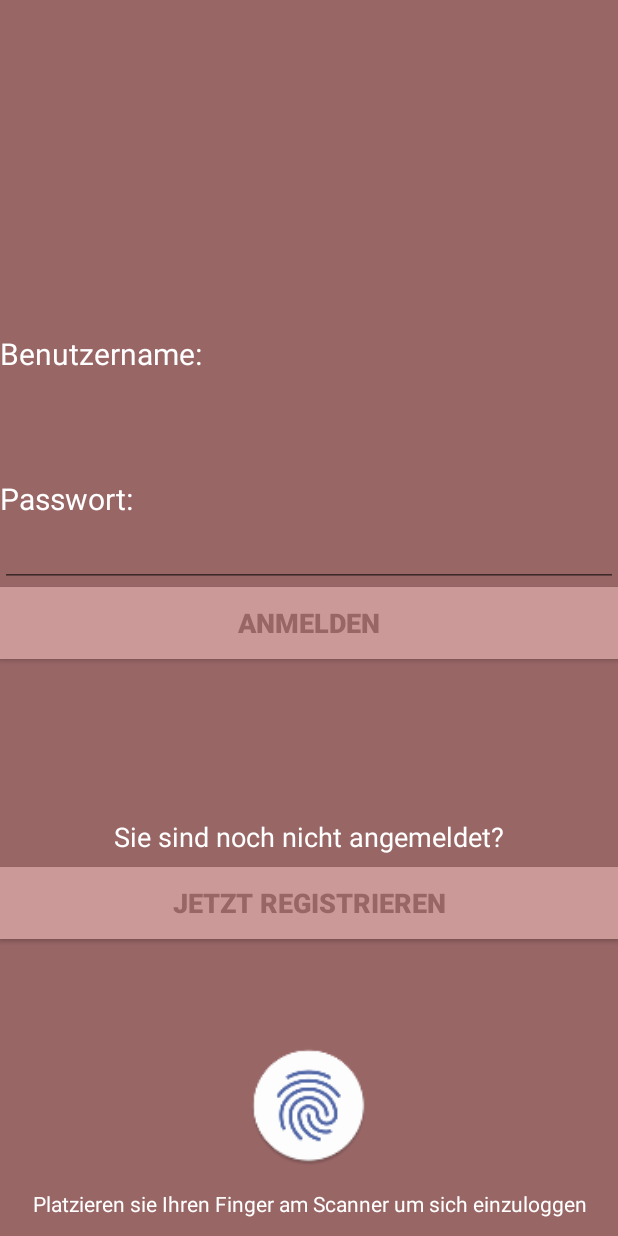
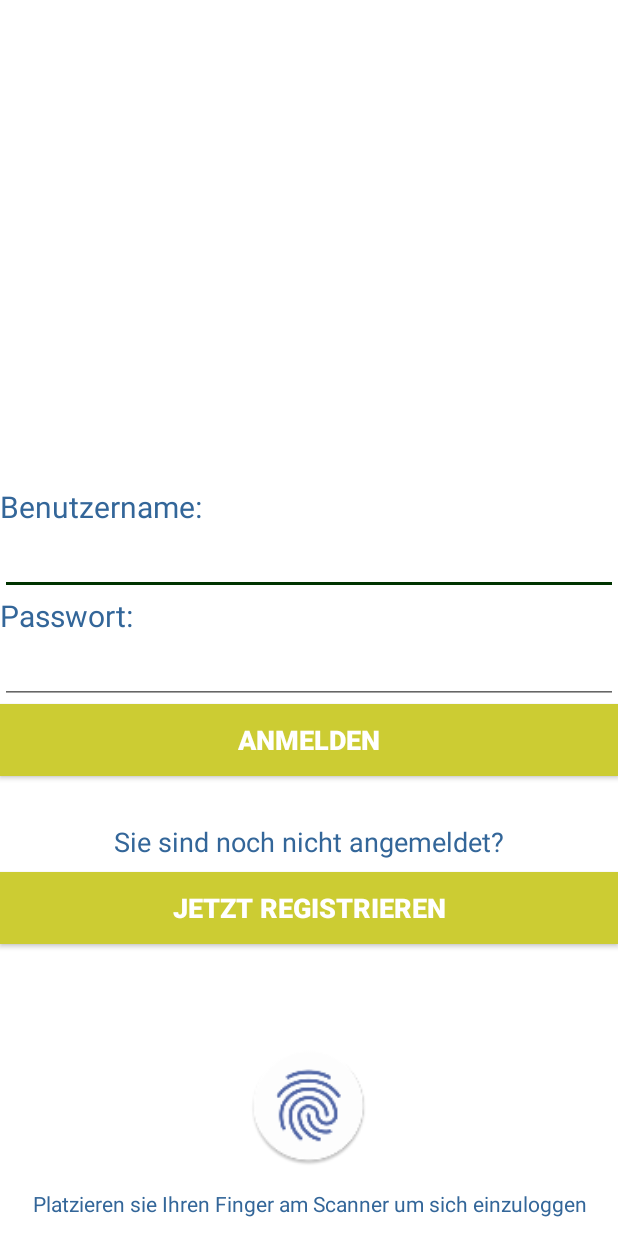
Before and after one commit to kafe09/MEDI, an Android app: the screen it shows after launch (LoginActivity), on a phone screen of 412 x 824 dp. Run offline under Robolectric (Android 15) with nearby library versions, the phone set to English and light mode, and no system bars; pictures from the network do not load.

Commit message:
bilder fertig

```diff
--- a/app/src/main/res/layout/activity_benutzerprofil.xml
+++ b/app/src/main/res/layout/activity_benutzerprofil.xml
@@ -17,7 +17,7 @@
         android:onClick="logout"
         android:text="Ausloggen"
         android:textAlignment="center"
-        android:textColor="@color/colorAccent"
+        android:textColor="@color/backgroundColor"
         android:textSize="18sp"
         android:textStyle="bold" />
 
@@ -115,7 +115,7 @@
         android:onClick="benutzerloeschen"
         android:text="Profil löschen"
         android:textAlignment="center"
-        android:textColor="@color/colorAccent"
+        android:textColor="@color/backgroundColor"
         android:textSize="18sp"
         android:textStyle="bold" />
 
--- a/app/src/main/res/layout/activity_login2.xml
+++ b/app/src/main/res/layout/activity_login2.xml
@@ -4,7 +4,7 @@
     xmlns:tools="http://schemas.android.com/tools"
     android:layout_width="match_parent"
     android:layout_height="match_parent"
-    android:background="@color/ourBackgroundColorLogin"
+    android:background="@color/backgroundColor"
     tools:context="com.example.katharinafeiertag.mediary.LoginActivity">
 
     <TextView
@@ -14,7 +14,7 @@
         android:layout_above="@+id/tf_allergien"
         android:layout_alignParentStart="true"
         android:text="Benutzername:"
-        android:textColor="@android:color/background_light"
+        android:textColor="@color/schrift"
         android:textSize="20sp" />
 
     <EditText
@@ -23,9 +23,9 @@
         android:layout_height="wrap_content"
         android:layout_above="@+id/tv_info2"
         android:layout_alignParentStart="true"
-        android:layout_marginBottom="24dp"
         android:ems="10"
-        android:inputType="textPersonName" />
+        android:inputType="textPersonName"
+        android:textColor="@color/schrift" />
 
     <TextView
         android:id="@+id/tv_info2"
@@ -34,7 +34,7 @@
         android:layout_above="@+id/tf_passwort"
         android:layout_alignParentStart="true"
         android:text="Passwort:"
-        android:textColor="@android:color/background_light"
+        android:textColor="@color/schrift"
         android:textSize="20sp" />
 
     <EditText
@@ -44,20 +44,22 @@
         android:layout_above="@+id/bt_login"
         android:layout_alignParentEnd="true"
         android:ems="10"
-        android:inputType="textPassword" />
+        android:inputType="textPassword"
+        android:textColor="@color/schrift"
+        android:textStyle="italic" />
 
     <Button
         android:id="@+id/bt_login"
         android:layout_width="match_parent"
         android:layout_height="wrap_content"
         android:layout_above="@+id/tv_info3"
-        android:layout_alignParentStart="true"
-        android:layout_marginBottom="106dp"
+        android:layout_alignParentEnd="true"
+        android:layout_marginBottom="31dp"
         android:background="@color/colorPrimaryDark"
         android:onClick="anmelden"
         android:text="Anmelden"
         android:textAlignment="center"
-        android:textColor="?attr/colorAccent"
+        android:textColor="@color/backgroundColor"
         android:textSize="18sp"
         android:textStyle="bold" />
 
@@ -69,10 +71,10 @@
         android:layout_centerHorizontal="true"
         android:layout_marginBottom="56dp"
         android:autofillHints="@color/colorAccent"
-        android:background="?android:attr/colorAccent"
+        android:background="@color/backgroundColor"
         android:text="Sie sind noch nicht angemeldet?"
         android:textAlignment="center"
-        android:textColor="@android:color/background_light"
+        android:textColor="@color/schrift"
         android:textSize="18sp" />
 
     <Button
@@ -81,12 +83,12 @@
         android:layout_height="wrap_content"
         android:layout_above="@+id/iv_fingerprint"
         android:layout_alignParentStart="true"
-        android:layout_marginBottom="71dp"
+        android:layout_marginBottom="68dp"
         android:background="@color/colorPrimaryDark"
         android:onClick="registrieren"
         android:text="jetzt registrieren"
         android:textAlignment="center"
-        android:textColor="@color/colorAccent"
+        android:textColor="@color/backgroundColor"
         android:textSize="18sp"
         android:textStyle="bold" />
 
@@ -110,7 +112,7 @@
         android:layout_marginBottom="12dp"
         android:text="Platzieren sie Ihren Finger am Scanner um sich einzuloggen"
         android:textAlignment="center"
-        android:textColor="@android:color/background_light"
+        android:textColor="@color/schrift"
         android:textSize="14sp" />
 
 </RelativeLayout>
--- a/app/src/main/res/values/colors.xml
+++ b/app/src/main/res/values/colors.xml
@@ -1,9 +1,11 @@
 <?xml version="1.0" encoding="utf-8"?>
 <resources>
-    <color name="colorPrimary">#CC9999</color>
-    <color name="colorPrimaryDark">#cc9999</color>
-    <color name="colorAccent">#996666</color>
-    <color name="ourBackgroundColorLogin">#996666</color>
+    <color name="colorPrimary">#669933</color>
+    <color name="colorPrimaryDark">#CCCC33</color>
+    <color name="colorAccent">#003300</color>
+    <color name="ourBackgroundColorLogin">#99CC66</color>
+    <color name="backgroundColor">#FFFFFF</color>
+    <color name="schrift">#336699</color>
 
     <item name="visible" type="id"/>
     <item name="masked" type="id"/>
```
Also changed, not shown: app/src/main/java/com/example/katharinafeiertag/mediary/BenutzerprofilActivity.java (+24 -21 lines), app/src/main/res/layout/activity_hauptmenu.xml (+13 -14 lines), app/src/main/res/layout/activity_registrierung.xml (+5 -4 lines), app/src/main/res/drawable/adduser.png (deleted), app/src/main/res/drawable/apothekebt.png (deleted), app/src/main/res/drawable/apotheken.png, app/src/main/res/drawable/female.png (deleted), app/src/main/res/drawable/neuapt.png (deleted), app/src/main/res/drawable/neubenutzer.png (deleted), app/src/main/res/drawable/neudigi.png (deleted), app/src/main/res/drawable/neusettings.png (deleted), app/src/main/res/drawable/settingsbt.png (deleted), app/src/main/res/drawable/userbt.png (deleted).
